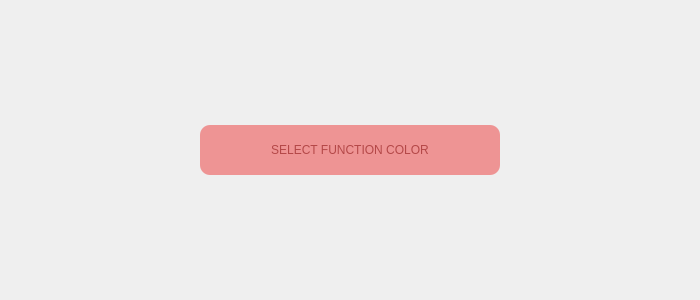
Old version of the form MATFWars/settings.ui in the repository Divljo31/MATFWars.
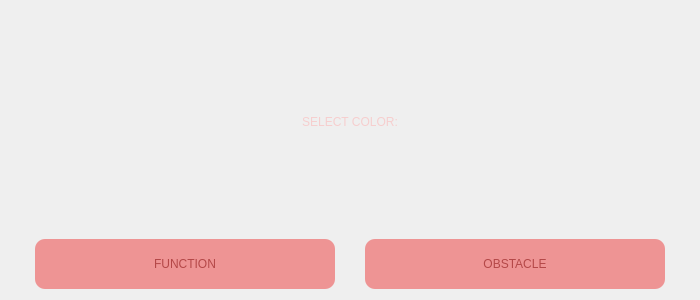
New version of the form. Icons and pictures are not drawn.

Commit message: settings izmena

The edit to the form file:
```diff
--- a/MATFWars/settings.ui
+++ b/MATFWars/settings.ui
@@ -31,14 +31,31 @@
 }</string>
   </property>
   <layout class="QVBoxLayout" name="verticalLayout_2">
+   <item>
+    <widget class="QLabel" name="label">
+     <property name="styleSheet">
+      <string notr="true">font: 600 30pt &quot;URW Bookman&quot;;
+color: rgb(246, 206, 206);</string>
+     </property>
+     <property name="text">
+      <string>SELECT COLOR:</string>
+     </property>
+     <property name="alignment">
+      <set>Qt::AlignCenter</set>
+     </property>
+     <property name="margin">
+      <number>5</number>
+     </property>
+    </widget>
+   </item>
    <item>
     <layout class="QHBoxLayout" name="horizontalLayout">
      <item>
       <widget class="QPushButton" name="func_color_button">
        <property name="sizePolicy">
         <sizepolicy hsizetype="Expanding" vsizetype="Expanding">
-         <horstretch>0</horstretch>
-         <verstretch>0</verstretch>
+         <horstretch>3</horstretch>
+         <verstretch>3</verstretch>
         </sizepolicy>
        </property>
        <property name="minimumSize">
@@ -60,7 +77,38 @@
 border-radius:10px;</string>
        </property>
        <property name="text">
-        <string>SELECT FUNCTION COLOR</string>
+        <string>FUNCTION</string>
+       </property>
+      </widget>
+     </item>
+     <item>
+      <widget class="QPushButton" name="obst_color_button">
+       <property name="sizePolicy">
+        <sizepolicy hsizetype="Expanding" vsizetype="Expanding">
+         <horstretch>3</horstretch>
+         <verstretch>3</verstretch>
+        </sizepolicy>
+       </property>
+       <property name="minimumSize">
+        <size>
+         <width>30</width>
+         <height>50</height>
+        </size>
+       </property>
+       <property name="maximumSize">
+        <size>
+         <width>300</width>
+         <height>50</height>
+        </size>
+       </property>
+       <property name="styleSheet">
+        <string notr="true">color:rgb(180, 72, 72);
+font: 600 15pt &quot;URW Bookman&quot;;
+background-color:rgb(238, 148, 148);
+border-radius:10px;</string>
+       </property>
+       <property name="text">
+        <string>OBSTACLE</string>
        </property>
       </widget>
      </item>
```
The commit also changes 2 other files.
